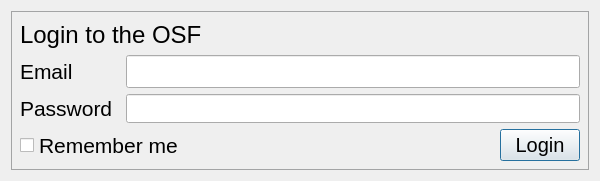
Above: JASP-Desktop/backstage/authwidget.ui from jasp-stats/jasp-desktop before the change. Below: the same form after it.
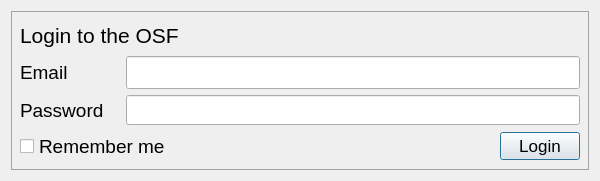
That is the form after the change.

Commit message: Reduce OSF Login point-size

```diff
--- a/JASP-Desktop/backstage/authwidget.ui
+++ b/JASP-Desktop/backstage/authwidget.ui
@@ -44,7 +44,7 @@
         </property>
         <property name="font">
          <font>
-          <pointsize>18</pointsize>
+          <pointsize>16</pointsize>
          </font>
         </property>
         <property name="text">
@@ -73,7 +73,7 @@
           </property>
           <property name="font">
            <font>
-            <pointsize>16</pointsize>
+            <pointsize>14</pointsize>
             <kerning>false</kerning>
            </font>
           </property>
@@ -120,7 +120,7 @@
           </property>
           <property name="font">
            <font>
-            <pointsize>16</pointsize>
+            <pointsize>14</pointsize>
            </font>
           </property>
           <property name="text">
@@ -155,7 +155,7 @@
           </property>
           <property name="font">
            <font>
-            <pointsize>16</pointsize>
+            <pointsize>14</pointsize>
            </font>
           </property>
           <property name="text">
@@ -173,7 +173,7 @@
           </property>
           <property name="font">
            <font>
-            <pointsize>15</pointsize>
+            <pointsize>13</pointsize>
            </font>
           </property>
           <property name="text">
```
